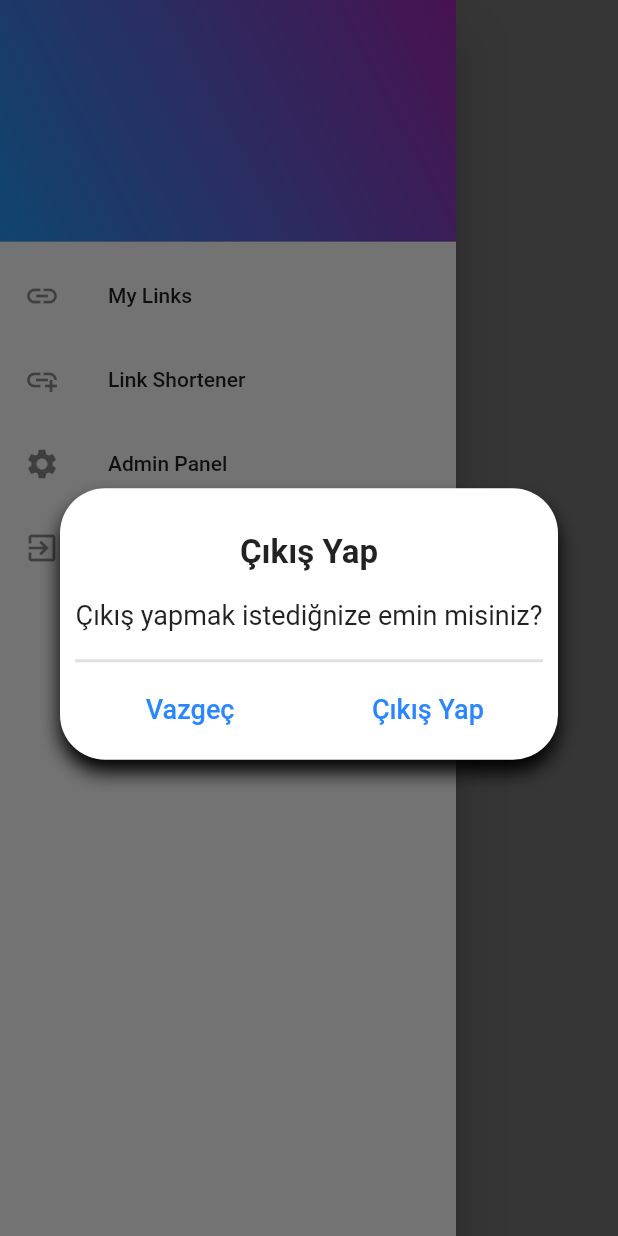
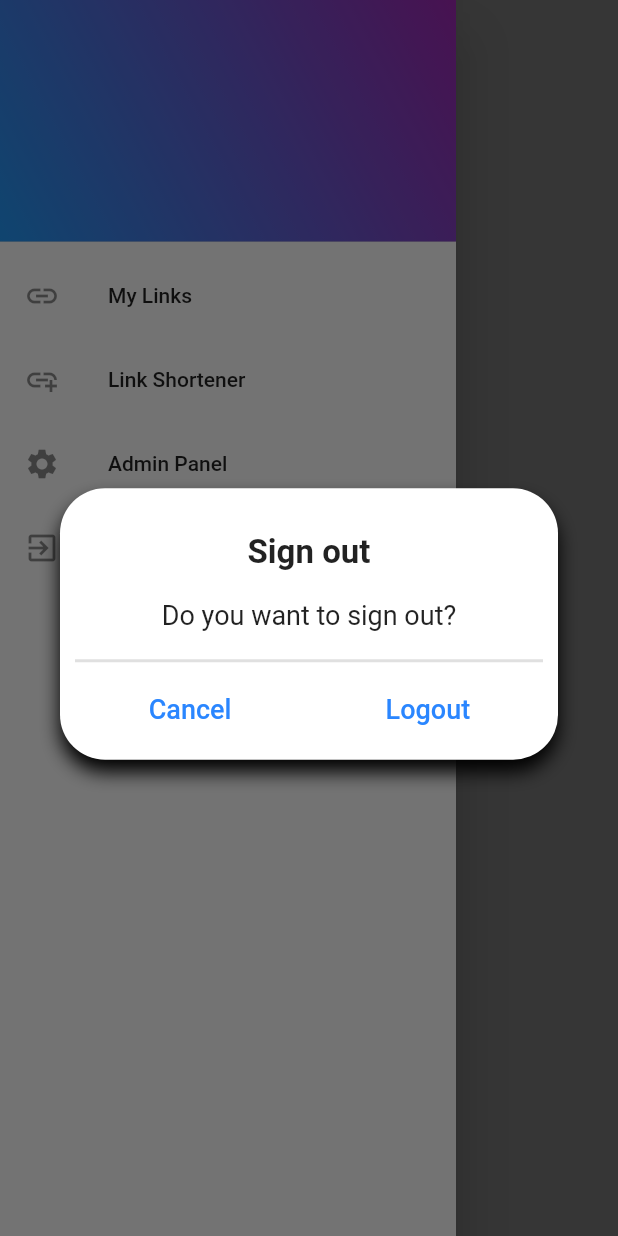
Before and after one commit to dogukannatis/short_links, a Flutter app: the AdminPanelPage screen opened directly, in the side drawer, after a tap on "Çıkış Yap", on a phone screen of 412 x 824 dp. Run offline on Flutter 3.47's test engine with Material 2 defaults, Android fonts, the phone set to English and light mode, and no system bars; our stand-ins replace awesome_snackbar_content, dio, flutter_riverpod, get_it, shared_preferences; accounts and stored records are empty.

Commit message:
UI Update

```diff
--- a/lib/ui/pages/admin/admin_panel_page.dart
+++ b/lib/ui/pages/admin/admin_panel_page.dart
@@ -5,6 +5,7 @@ import 'package:short_links/ui/resources/string_manager.dart';
 import 'package:short_links/ui/widgets/CustomButton.dart';
 import 'package:short_links/ui/widgets/menu/user_menu_bar.dart';
 import 'package:short_links/ui/widgets/menu/user_menu_drawer.dart';
+import 'package:short_links/ui/widgets/statistic_widget.dart';
 
 class AdminPanelPage extends ConsumerStatefulWidget {
   const AdminPanelPage({
@@ -28,8 +29,54 @@ class _AdminPanelPageState extends ConsumerState<AdminPanelPage> {
     return Scaffold(
       appBar: UserMenuBar(isMobile: isMobile, appBar: AppBar(),),
       drawer: isMobile ? const UserMenuDrawer() : null,
-      body: Center(
+      body: const Center(
         child: Column(
+          mainAxisSize: MainAxisSize.min,
+          children: [
+            Row(
+              mainAxisSize: MainAxisSize.min,
+              children: [
+                StatisticCard(title: "Users", value: "100",),
+                StatisticCard(title: "Links", value: "230",),
+              ],
+            ),
+          ],
+        ),
+      ),
+
+    );
+  }
+
+
+
+}
+
+class StatisticCard extends StatelessWidget {
+  final String title;
+  final String value;
+
+  const StatisticCard({
+    super.key, required this.title, required this.value,
+  });
+
+  @override
+  Widget build(BuildContext context) {
+    return Card(
+      child: Padding(
+        padding: const EdgeInsets.all(30.0),
+        child: Column(
+          children: [
+            Text("340", style: TextStyle(fontWeight: FontWeight.bold),),
+            Text("Link"),
+          ],
+        ),
+      ),
+    );
+  }
+
+
+  Widget _getManagementButton(BuildContext context) {
+    return Column(
       mainAxisSize: MainAxisSize.min,
       children: [
         CustomButton(
@@ -62,37 +109,9 @@ class _AdminPanelPageState extends ConsumerState<AdminPanelPage> {
           ),
         ),
       ],
-        ),
-      ),
-
-    );
-  }
-
-  Widget _manageLinks() {
-    return SingleChildScrollView(
-      child: Column(
-        mainAxisSize: MainAxisSize.min,
-        children: [
-          const Text("Manage Links", style: TextStyle(fontSize: 32, letterSpacing: 3),),
-          const Divider(thickness: 2,),
-
-        ],
-      ),
-    );
-  }
-
-  Widget _manageUsers() {
-    return SingleChildScrollView(
-      child: Column(
-        mainAxisSize: MainAxisSize.min,
-        children: [
-          const Text("Manage Users", style: TextStyle(fontSize: 32, letterSpacing: 3),),
-          const Divider(thickness: 2,),
-
-        ],
-      ),
     );
   }
 
 
+
 }
--- a/lib/ui/widgets/menu/user_menu_bar.dart
+++ b/lib/ui/widgets/menu/user_menu_bar.dart
@@ -83,10 +83,10 @@ class UserMenuBar extends ConsumerWidget implements PreferredSizeWidget {
               ElevatedButton(
                 onPressed: () async {
                   CustomDialog(
-                    title: "Çıkış Yap",
-                    description: "Çıkış yapmak istediğnize emin misiniz?",
-                    acceptButton: "Çıkış Yap",
-                    cancelButton: "Vazgeç",
+                    title: "Sign out",
+                    description: "Do you want to sign out?",
+                    acceptButton: "Logout",
+                    cancelButton: "Cancel",
                     acceptFunction: () async {
                       await userManager.signOut();
                       Navigator.pushReplacementNamed(context, Routes.homePageRoute);
--- a/lib/ui/widgets/menu/user_menu_drawer.dart
+++ b/lib/ui/widgets/menu/user_menu_drawer.dart
@@ -62,10 +62,10 @@ class UserMenuDrawer extends ConsumerWidget {
                     ListTile(
                       onTap: (){
                         CustomDialog(
-                          title: "Çıkış Yap",
-                          description: "Çıkış yapmak istediğnize emin misiniz?",
-                          acceptButton: "Çıkış Yap",
-                          cancelButton: "Vazgeç",
+                          title: "Sign out",
+                          description: "Do you want to sign out?",
+                          acceptButton: "Logout",
+                          cancelButton: "Cancel",
                           acceptFunction: () async {
                             await userManager.signOut();
                             Navigator.pushReplacementNamed(context, Routes.homePageRoute);
```
Lines whose indentation alone changed are shown as unchanged.
